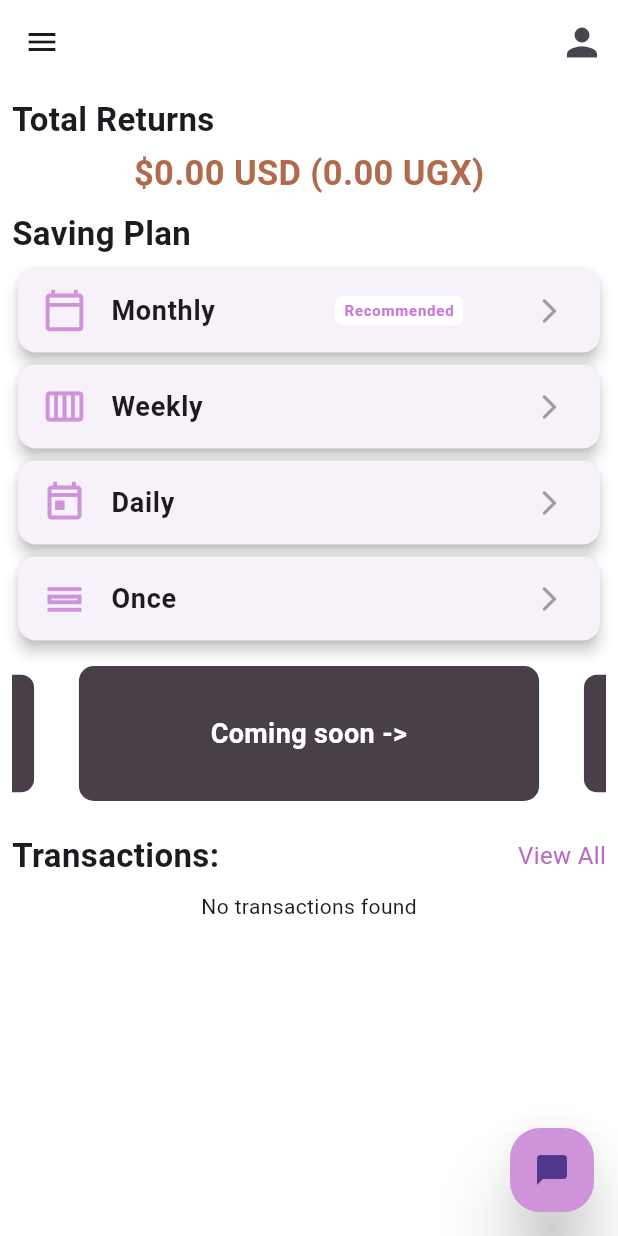
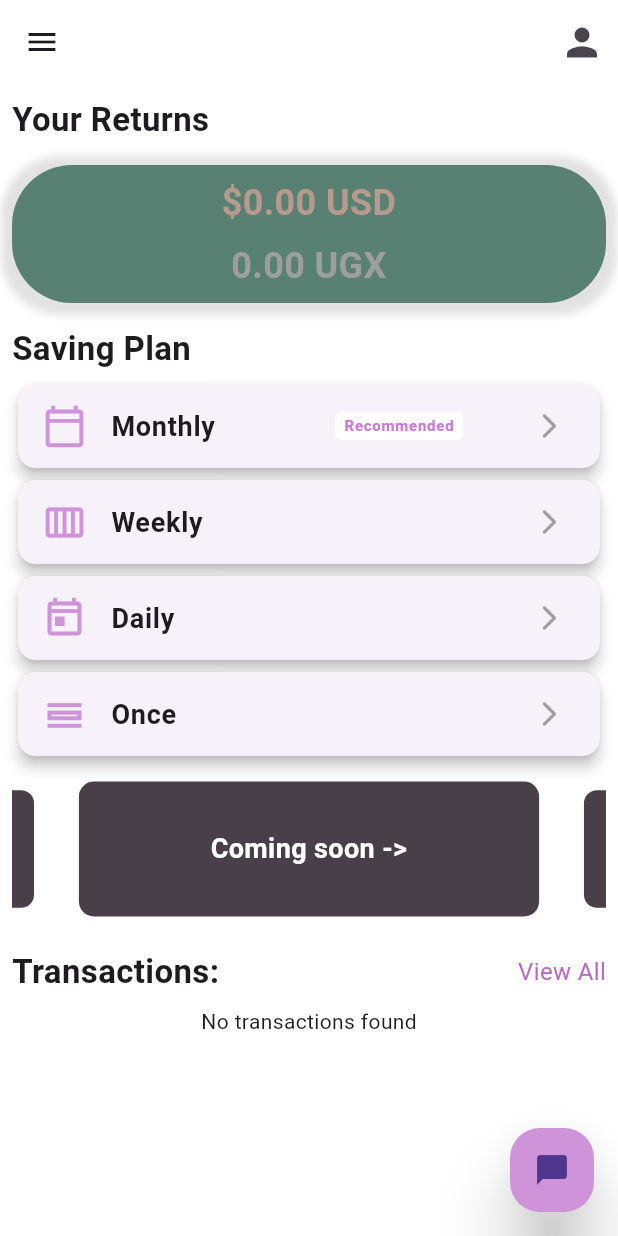
Before and after one commit to HerbertK-93/KcfApp, a Flutter app: the screen it shows once a user with an empty profile is signed in, on a phone screen of 412 x 824 dp. Run offline on Flutter 3.47's test engine with Material 3 defaults, Android fonts, the light colour scheme and no system bars; drawn by our look-alikes of carousel_slider; our stand-ins replace cached_network_image, cloud_firestore, firebase_auth, firebase_core, firebase_storage, image_picker and 1 more; accounts and stored records are empty.

Commit message:
Latest Changes

```diff
--- a/lib/responsive/mobile_screen_layout.dart
+++ b/lib/responsive/mobile_screen_layout.dart
@@ -47,23 +47,44 @@ class MobileScreenLayout extends StatelessWidget {
             crossAxisAlignment: CrossAxisAlignment.stretch,
             children: [
               const Padding(
-                padding: EdgeInsets.fromLTRB(0, 8, 0, 4),
+                padding: EdgeInsets.fromLTRB(0, 8, 0, 15),
                 child: Text(
-                  'Total Returns',
+                  'Your Returns',
                   style: TextStyle(fontSize: 22, fontWeight: FontWeight.bold),
                 ),
               ),
               Container(
-                padding: const EdgeInsets.all(0),
-                child: Center(
-                  child: Text(
-                    '\$${transactionProvider.totalMonthlyReturns.toStringAsFixed(2)} USD ($totalReturnsUGX UGX)',
-                    style: const TextStyle(fontSize: 23, fontWeight: FontWeight.bold, color: Color.fromARGB(255, 175, 107, 76)),
-                  ),
+                padding: const EdgeInsets.all(8.0),
+                decoration: BoxDecoration(
+                  color: Color.fromARGB(220, 67, 114, 97),
+                  borderRadius: BorderRadius.circular(40),
+                  boxShadow: [
+                    BoxShadow(
+                      color: Colors.grey.withOpacity(0.3),
+                      spreadRadius: 7,
+                      blurRadius: 4,
+                      offset: Offset(0, 1), // changes position of shadow
+                    ),
+                  ],
+                ),
+                child: Column(
+                  children: [
+                    Text(
+                      '\$${transactionProvider.totalMonthlyReturns.toStringAsFixed(2)} USD',
+                      style: const TextStyle(fontSize: 24, fontWeight: FontWeight.bold, color: Color.fromARGB(255, 183, 154, 141)),
+                      textAlign: TextAlign.center,
+                    ),
+                    const SizedBox(height: 8),
+                    Text(
+                      '$totalReturnsUGX UGX',
+                      style: const TextStyle(fontSize: 24, fontWeight: FontWeight.bold, color: Colors.grey),
+                      textAlign: TextAlign.center,
+                    ),
+                  ],
                 ),
               ),
               const Padding(
-                padding: EdgeInsets.fromLTRB(0, 8, 0, 4),
+                padding: EdgeInsets.fromLTRB(0, 15, 0, 4),
                 child: Text(
                   'Saving Plan',
                   style: TextStyle(fontSize: 22, fontWeight: FontWeight.bold),
```
